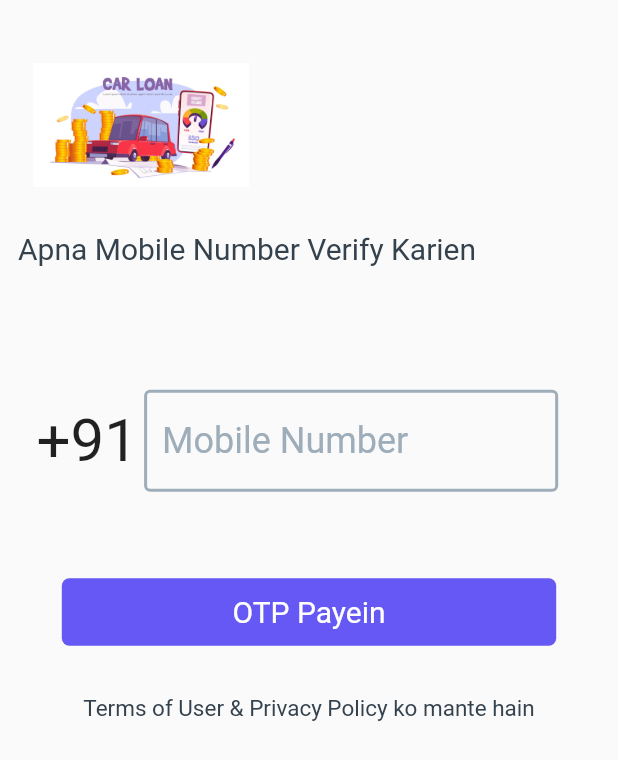
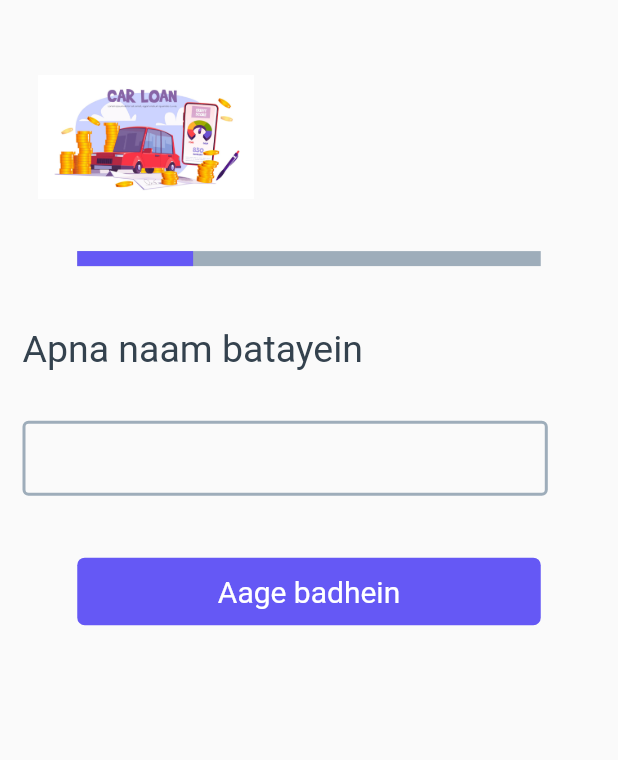
Before and after one commit to AbikMathew/LoanForBai_mockup, a Flutter app: the screen it shows after launch, on a phone screen of 412 x 824 dp. Shown: the top 760 px of the screen. Run offline on Flutter 3.47's test engine with Material 2 defaults, Android fonts, the light colour scheme and no system bars; our stand-ins replace get, sizer.

Commit message:
basic details-name complete

```diff
--- a/lib/main.dart
+++ b/lib/main.dart
@@ -2,7 +2,9 @@ import 'package:flutter/material.dart';
 import 'package:flutter/services.dart';
 import 'package:get/get.dart';
 import 'package:loans_for_bai/constants/color_constants.dart';
+import 'package:loans_for_bai/view/pages/basic_details_name/basic_details_name.dart';
 import 'package:loans_for_bai/view/pages/login_screen/login_screen.dart';
+import 'package:loans_for_bai/view/pages/otp_verification/otp_verification.dart';
 import 'package:sizer/sizer.dart';
 import 'package:loans_for_bai/view/pages/splash_screen/splash_screen.dart';
 
@@ -22,12 +24,14 @@ class MyApp extends StatelessWidget {
   Widget build(BuildContext context) {
     return Sizer(builder: (context, orientation, deviceType) {
       return GetMaterialApp(
-        theme: ThemeData(primarySwatch: Colors.purple),
-        debugShowCheckedModeBanner: false,
-        title: 'Flutter Demo',
-        //home: SplashScreen(),
-        home: const LoginScreen(),
-      );
+          theme: ThemeData(primarySwatch: Colors.purple),
+          debugShowCheckedModeBanner: false,
+          title: 'Flutter Demo',
+          home: BasicDetailsName(),
+        //  home: const OtpVerification()
+          //home: SplashScreen(),
+          //home: const LoginScreen(),
+          );
     });
   }
 }
--- /dev/null
+++ b/lib/view/pages/basic_details_name/basic_details_name.dart
@@ -0,0 +1,49 @@
+import 'package:flutter/material.dart';
+import 'package:loans_for_bai/constants/ui_constants.dart';
+import 'package:loans_for_bai/view/widgets/custom_button.dart';
+import 'package:sizer/sizer.dart';
+import '../../widgets/custom_progress_indicator.dart';
+import '../../widgets/custom_text_field.dart';
+import '../../widgets/image_widget.dart';
+import '../../widgets/text_widgets.dart';
+
+class BasicDetailsName extends StatelessWidget {
+  const BasicDetailsName({Key? key}) : super(key: key);
+
+  @override
+  Widget build(BuildContext context) {
+    return Scaffold(
+      //  backgroundColor: Colors.red,
+      body: Padding(
+        padding: const EdgeInsets.all(15.0),
+        child: Column(
+          crossAxisAlignment: CrossAxisAlignment.start,
+          children: [
+            const ImgWidget(),
+            const CustomProgressIndicator(
+              progress: 0.25,
+            ),
+            kHeight5,
+            const SubHeading(
+              text: 'Apna naam batayein',
+            ),
+            kHeight4,
+            CustomTextField(
+              onChanged: (val) {
+                // var a = val;
+              },
+            ),
+            kHeight5,
+            Center(
+              child: CustomButton(
+                onTap: () {},
+                text: 'Aage badhein',
+                width: 75.w,
+              ),
+            ),
+          ],
+        ),
+      ),
+    );
+  }
+}
--- /dev/null
+++ b/lib/view/pages/otp_verification/otp_verification.dart
@@ -0,0 +1,53 @@
+import 'package:flutter/material.dart';
+import 'package:flutter/src/foundation/key.dart';
+import 'package:flutter/src/widgets/framework.dart';
+import 'package:loans_for_bai/view/widgets/image_widget.dart';
+import 'package:loans_for_bai/view/widgets/text_widgets.dart';
+import 'package:sizer/sizer.dart';
+
+import '../../../constants/ui_constants.dart';
+import '../../widgets/custom_button.dart';
+
+class OtpVerification extends StatelessWidget {
+  const OtpVerification({Key? key}) : super(key: key);
+
+  @override
+  Widget build(BuildContext context) {
+    return Scaffold(
+      body: Padding(
+        padding: const EdgeInsets.all(15.0),
+        child: Column(
+          crossAxisAlignment: CrossAxisAlignment.start,
+          children: [
+            const ImgWidget(),
+            const SubHeading(
+              text: 'OTP Daalien',
+              fontSize: 20,
+            ),
+            VerifyButtonAndTermsOfUser()
+          ],
+        ),
+      ),
+    );
+  }
+}
+
+Column VerifyButtonAndTermsOfUser() {
+  return Column(
+    crossAxisAlignment: CrossAxisAlignment.center,
+    children: [
+      Container(),
+      kHeight7,
+      CustomButton(
+        onTap: () {},
+        text: 'Verify Karien',
+        width: 80.w,
+      ),
+      kHeight4,
+      const SubHeading(
+        text: 'Terms of User & Privacy Policy ko mante hain',
+        fontSize: 15,
+      ),
+    ],
+  );
+}
--- a/lib/view/pages/splash_screen/splash_screen.dart
+++ b/lib/view/pages/splash_screen/splash_screen.dart
@@ -1,8 +1,7 @@
 import 'package:flutter/material.dart';
-import 'package:loans_for_bai/constants/ui_constants';
 import 'package:flutter/src/foundation/key.dart';
 import 'package:flutter/src/widgets/framework.dart';
-
+import '../../../constants/ui_constants.dart';
 import '../../widgets/image_widget.dart';
 import '../../widgets/text_widgets.dart';
 
--- a/lib/view/widgets/custom_button.dart
+++ b/lib/view/widgets/custom_button.dart
@@ -2,16 +2,26 @@ import 'package:flutter/material.dart';
 
 class CustomButton extends StatelessWidget {
   const CustomButton(
-      {Key? key, required this.onTap, this.width = 100, required this.text})
+      {Key? key,
+      required this.onTap,
+      this.width = 100,
+      required this.text,
+      this.l = 0,
+      this.b = 0,
+      this.r = 0,
+      this.t = 0})
       : super(key: key);
 
   final VoidCallback onTap;
   final double width;
   final String text;
+  final double l, t, b, r;
   @override
   Widget build(BuildContext context) {
     return InkWell(
       onTap: onTap,
+      child: Padding(
+        padding: EdgeInsets.fromLTRB(l, t, r, b),
         child: Container(
           decoration: const BoxDecoration(
             color: Color(0xFF6558F5),
@@ -26,6 +36,7 @@ class CustomButton extends StatelessWidget {
             ),
           ),
         ),
+      ),
     );
   }
 }
--- /dev/null
+++ b/lib/view/widgets/custom_progress_indicator.dart
@@ -0,0 +1,26 @@
+import 'package:flutter/material.dart';
+import 'package:sizer/sizer.dart';
+
+import '../../constants/color_constants.dart';
+
+class CustomProgressIndicator extends StatelessWidget {
+  const CustomProgressIndicator({
+    Key? key,
+    required this.progress,
+  }) : super(key: key);
+  final double progress;
+  @override
+  Widget build(BuildContext context) {
+    return Center(
+      child: SizedBox(
+        width: 75.w,
+        child: LinearProgressIndicator(
+          minHeight: 10,
+          backgroundColor: kGreyBase,
+          value: progress,
+          valueColor: const AlwaysStoppedAnimation<Color>(kPurple),
+        ),
+      ),
+    );
+  }
+}
--- /dev/null
+++ b/lib/view/widgets/custom_text_field.dart
@@ -0,0 +1,38 @@
+import 'package:flutter/material.dart';
+import 'package:sizer/sizer.dart';
+
+import '../../constants/color_constants.dart';
+
+class CustomTextField extends StatelessWidget {
+  const CustomTextField(
+      {Key? key,
+      required this.onChanged,
+      this.inputType = TextInputType.text,
+      this.height = 50})
+      : super(key: key);
+
+  final void Function(String)? onChanged;
+  final TextInputType inputType;
+  final double height;
+
+  @override
+  Widget build(BuildContext context) {
+    return SizedBox(
+      height: height,
+      width: 85.w,
+      child: TextField(
+        style: const TextStyle(fontSize: 20),
+        onChanged: onChanged,
+        keyboardType: inputType,
+        decoration: const InputDecoration(
+          focusedBorder: OutlineInputBorder(
+            borderSide: BorderSide(color: kPurple, width: 2),
+          ),
+          enabledBorder: OutlineInputBorder(
+            borderSide: BorderSide(color: kGreyBase, width: 2),
+          ),
+        ),
+      ),
+    );
+  }
+}
--- a/lib/view/widgets/image_widget.dart
+++ b/lib/view/widgets/image_widget.dart
@@ -29,9 +29,8 @@ class ImgWidget extends StatelessWidget {
 
   @override
   Widget build(BuildContext context) {
-    return SafeArea(
-      child: Padding(
-        padding: const EdgeInsets.symmetric(vertical: 30,horizontal: 10),
+    return Padding(
+      padding: const EdgeInsets.symmetric(vertical: 35, horizontal: 10),
       child: Container(
         height: 10.h,
         width: 35.w,
@@ -42,7 +41,6 @@ class ImgWidget extends StatelessWidget {
           ),
         ),
       ),
-      ),
     );
   }
 }
--- a/lib/view/widgets/text_widgets.dart
+++ b/lib/view/widgets/text_widgets.dart
@@ -15,7 +15,7 @@ class Heading extends StatelessWidget {
 }
 
 class SubHeading extends StatelessWidget {
-  const SubHeading({Key? key, required this.text, this.fontSize = 17})
+  const SubHeading({Key? key, required this.text, this.fontSize = 25})
       : super(key: key);
   final String text;
   final double fontSize;
```
Lines whose indentation alone changed are shown as unchanged.
